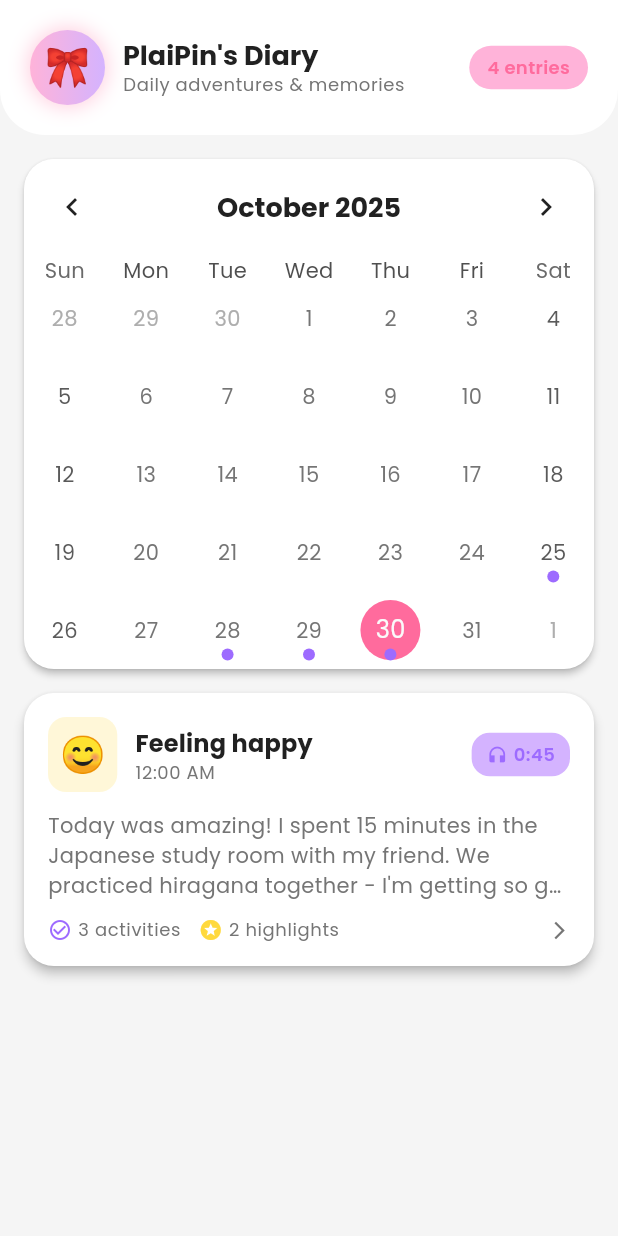
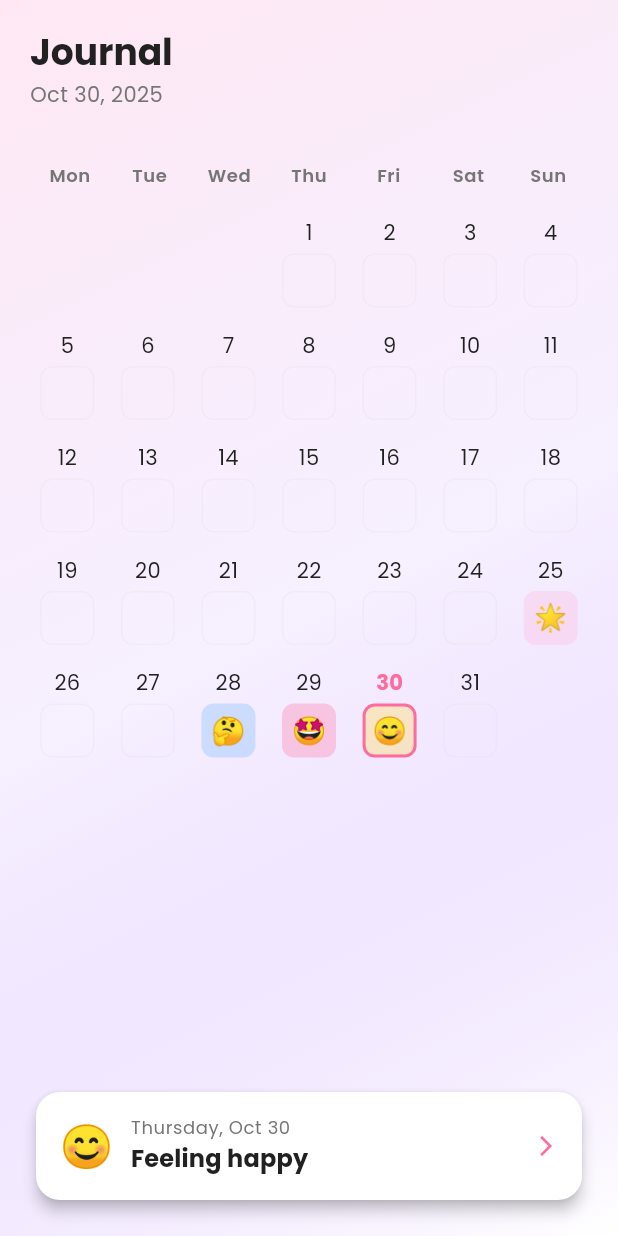
Before and after one commit to livinwater/plaipin-app, a Flutter app: the JournalScreen screen opened directly, on a phone screen of 412 x 824 dp. Run offline on Flutter 3.47's test engine with Material 3 defaults, Android fonts, the light colour scheme and no system bars; drawn by our look-alikes of table_calendar; our stand-ins replace app_links, flutter_blue_plus, flutter_dotenv, flutter_tts, google_fonts, shared_preferences and 1 more; missing offline and left inert: bs58, model_viewer_plus, pinenacl, privy_flutter, solana; accounts and stored records are empty.

Commit message:
Update Journal UI

```diff
--- a/mobile_app/lib/screens/journal_screen.dart
+++ b/mobile_app/lib/screens/journal_screen.dart
@@ -1,5 +1,4 @@
 import 'package:flutter/material.dart';
-import 'package:table_calendar/table_calendar.dart';
 import 'package:intl/intl.dart';
 import '../models/journal_entry.dart';
 import '../theme/app_theme.dart';
@@ -15,7 +14,6 @@ class JournalScreen extends StatefulWidget {
 }
 
 class _JournalScreenState extends State<JournalScreen> {
-  CalendarFormat _calendarFormat = CalendarFormat.month;
   DateTime _focusedDay = DateTime.now();
   DateTime? _selectedDay;
 
@@ -123,149 +121,193 @@ class _JournalScreenState extends State<JournalScreen> {
   @override
   Widget build(BuildContext context) {
     final selectedEntries = _selectedDay != null ? _getEntriesForDay(_selectedDay!) : [];
+    final hasSelectedEntry = selectedEntries.isNotEmpty;
 
     return Scaffold(
-      backgroundColor: AppTheme.lightGray,
-      body: SafeArea(
+      body: Container(
+        decoration: BoxDecoration(
+          gradient: LinearGradient(
+            begin: Alignment.topLeft,
+            end: Alignment.bottomRight,
+            colors: [
+              AppTheme.pastelPink.withOpacity(0.3),
+              AppTheme.pastelPurple.withOpacity(0.2),
+              AppTheme.white,
+            ],
+          ),
+        ),
+        child: SafeArea(
           child: Column(
+            crossAxisAlignment: CrossAxisAlignment.start,
             children: [
               // Header
-            Container(
-              padding: const EdgeInsets.all(20),
-              decoration: const BoxDecoration(
-                color: Colors.white,
-                borderRadius: BorderRadius.only(
-                  bottomLeft: Radius.circular(30),
-                  bottomRight: Radius.circular(30),
-                ),
-              ),
-              child: Column(
-                children: [
-                  Row(
-                    children: [
-                      Container(
-                        width: 50,
-                        height: 50,
-                        decoration: BoxDecoration(
-                          gradient: const LinearGradient(
-                            colors: [AppTheme.pastelPink, AppTheme.pastelPurple],
-                          ),
-                          shape: BoxShape.circle,
-                          boxShadow: [
-                            BoxShadow(
-                              color: AppTheme.primaryPink.withOpacity(0.3),
-                              blurRadius: 10,
-                              spreadRadius: 2,
-                            ),
-                          ],
-                        ),
-                        child: const Center(
-                          child: Text('🎀', style: TextStyle(fontSize: 24)),
-                        ),
-                      ),
-                      const SizedBox(width: 12),
-                      Expanded(
+              Padding(
+                padding: const EdgeInsets.all(20.0),
                 child: Column(
                   crossAxisAlignment: CrossAxisAlignment.start,
                   children: [
                     Text(
-                              'PlaiPin\'s Diary',
-                              style: Theme.of(context).textTheme.titleLarge?.copyWith(
+                      'Journal',
+                      style: Theme.of(context).textTheme.displaySmall?.copyWith(
                         fontWeight: FontWeight.bold,
+                        color: AppTheme.black,
                       ),
                     ),
+                    const SizedBox(height: 4),
                     Text(
-                              'Daily adventures & memories',
-                              style: Theme.of(context).textTheme.bodySmall?.copyWith(
+                      DateFormat('MMM d, y').format(_focusedDay),
+                      style: Theme.of(context).textTheme.bodyMedium?.copyWith(
                         color: AppTheme.darkGray,
                       ),
                     ),
                   ],
                 ),
               ),
-                      Container(
-                        padding: const EdgeInsets.symmetric(horizontal: 12, vertical: 6),
-                        decoration: BoxDecoration(
-                          color: AppTheme.pastelPink,
-                          borderRadius: BorderRadius.circular(20),
+
+              // Custom Calendar Grid
+              Expanded(
+                child: _buildCustomCalendar(),
               ),
+
+              // Preview card when day is selected
+              if (hasSelectedEntry)
+                _buildPreviewCard(selectedEntries.first),
+            ],
+          ),
+        ),
+      ),
+    );
+  }
+
+  Widget _buildCustomCalendar() {
+    // Get first day of month and number of days
+    final firstDayOfMonth = DateTime(_focusedDay.year, _focusedDay.month, 1);
+    final lastDayOfMonth = DateTime(_focusedDay.year, _focusedDay.month + 1, 0);
+    final daysInMonth = lastDayOfMonth.day;
+    final startWeekday = firstDayOfMonth.weekday % 7; // 0 = Sunday
+
+    return Padding(
+      padding: const EdgeInsets.symmetric(horizontal: 20.0),
+      child: Column(
+        children: [
+          // Week day headers
+          Padding(
+            padding: const EdgeInsets.symmetric(vertical: 16.0),
+            child: Row(
+              mainAxisAlignment: MainAxisAlignment.spaceAround,
+              children: ['Mon', 'Tue', 'Wed', 'Thu', 'Fri', 'Sat', 'Sun']
+                  .map((day) => Expanded(
+                        child: Center(
                           child: Text(
-                          '${_entries.length} entries',
-                          style: const TextStyle(
-                            fontSize: 12,
+                            day,
+                            style: Theme.of(context).textTheme.bodySmall?.copyWith(
+                              color: AppTheme.darkGray,
                               fontWeight: FontWeight.w600,
-                            color: AppTheme.primaryPink,
                             ),
+                          ),
+                        ),
+                      ))
+                  .toList(),
+            ),
+          ),
+
+          // Calendar grid
+          Expanded(
+            child: GridView.builder(
+              padding: EdgeInsets.zero,
+              gridDelegate: const SliverGridDelegateWithFixedCrossAxisCount(
+                crossAxisCount: 7,
+                childAspectRatio: 0.7,
+                crossAxisSpacing: 4,
+                mainAxisSpacing: 4,
+              ),
+              itemCount: 42, // 6 weeks max
+              itemBuilder: (context, index) {
+                final dayNumber = index - startWeekday + 1;
+
+                if (dayNumber < 1 || dayNumber > daysInMonth) {
+                  return const SizedBox.shrink();
+                }
+
+                final date = DateTime(_focusedDay.year, _focusedDay.month, dayNumber);
+                final isToday = _isSameDay(date, DateTime.now());
+                final isSelected = _isSameDay(date, _selectedDay);
+                final hasEntry = _hasEntryForDay(date);
+                final entry = hasEntry ? _getEntriesForDay(date).first : null;
+
+                return _buildDayCell(
+                  dayNumber,
+                  date,
+                  isToday: isToday,
+                  isSelected: isSelected,
+                  hasEntry: hasEntry,
+                  entry: entry,
+                );
+              },
             ),
           ),
         ],
       ),
-                ],
+    );
+  }
+
+  Widget _buildDayCell(
+    int day,
+    DateTime date, {
+    required bool isToday,
+    required bool isSelected,
+    required bool hasEntry,
+    JournalEntry? entry,
+  }) {
+    return GestureDetector(
+      onTap: () {
+        setState(() {
+          _selectedDay = date;
+        });
+      },
+      child: Container(
+        padding: const EdgeInsets.symmetric(horizontal: 2, vertical: 4),
+        child: Column(
+          mainAxisSize: MainAxisSize.min,
+          children: [
+            // Day number
+            Text(
+              '$day',
+              style: Theme.of(context).textTheme.bodyMedium?.copyWith(
+                color: isSelected ? AppTheme.primaryPink : AppTheme.black,
+                fontWeight: isToday || isSelected ? FontWeight.bold : FontWeight.normal,
+                fontSize: 14,
               ),
             ),
+            const SizedBox(height: 4),
 
-            // Calendar
-            Card(
-              margin: const EdgeInsets.all(16),
-              child: TableCalendar(
-                firstDay: DateTime.utc(2024, 1, 1),
-                lastDay: DateTime.utc(2025, 12, 31),
-                focusedDay: _focusedDay,
-                calendarFormat: _calendarFormat,
-                selectedDayPredicate: (day) => isSameDay(_selectedDay, day),
-                onDaySelected: (selectedDay, focusedDay) {
-                  setState(() {
-                    _selectedDay = selectedDay;
-                    _focusedDay = focusedDay;
-                  });
-                },
-                onFormatChanged: (format) {
-                  setState(() {
-                    _calendarFormat = format;
-                  });
-                },
-                onPageChanged: (focusedDay) {
-                  _focusedDay = focusedDay;
-                },
-                calendarStyle: CalendarStyle(
-                  todayDecoration: BoxDecoration(
-                    color: AppTheme.pastelPink,
-                    shape: BoxShape.circle,
-                  ),
-                  selectedDecoration: const BoxDecoration(
-                    color: AppTheme.primaryPink,
-                    shape: BoxShape.circle,
-                  ),
-                  markerDecoration: const BoxDecoration(
-                    color: AppTheme.primaryPurple,
-                    shape: BoxShape.circle,
-                  ),
-                  markersMaxCount: 1,
-                ),
-                headerStyle: HeaderStyle(
-                  formatButtonVisible: false,
-                  titleCentered: true,
-                  titleTextStyle: Theme.of(context).textTheme.titleLarge!.copyWith(
-                    fontWeight: FontWeight.bold,
+            // Entry indicator box - always show, empty or with emoji
+            Container(
+              width: 36,
+              height: 36,
+              decoration: BoxDecoration(
+                color: hasEntry && entry != null
+                    ? Color(int.parse(entry.moodColor.replaceFirst('#', '0xFF')))
+                        .withOpacity(0.3)
+                    : Colors.transparent,
+                borderRadius: BorderRadius.circular(8),
+                border: Border.all(
+                  color: isSelected
+                      ? AppTheme.primaryPink
+                      : hasEntry
+                          ? Colors.transparent
+                          : AppTheme.mediumGray.withOpacity(0.3),
+                  width: isSelected ? 2 : 1,
                 ),
               ),
-                eventLoader: (day) {
-                  return _hasEntryForDay(day) ? ['entry'] : [];
-                },
+              child: hasEntry && entry != null
+                  ? Center(
+                      child: Text(
+                        entry.moodEmoji,
+                        style: const TextStyle(fontSize: 18),
                       ),
-            ),
-
-            // Selected day's entries
-            Expanded(
-              child: selectedEntries.isEmpty
-                  ? _buildEmptyState()
-                  : ListView.builder(
-                      padding: const EdgeInsets.symmetric(horizontal: 16),
-                      itemCount: selectedEntries.length,
-                      itemBuilder: (context, index) {
-                        return _buildEntryCard(selectedEntries[index]);
-                      },
-                    ),
+                    )
+                  : null,
             ),
           ],
         ),
@@ -273,10 +315,14 @@ class _JournalScreenState extends State<JournalScreen> {
     );
   }
 
-  Widget _buildEntryCard(JournalEntry entry) {
-    return Card(
-      margin: const EdgeInsets.only(bottom: 16),
-      elevation: 3,
+  Widget _buildPreviewCard(JournalEntry entry) {
+    return Container(
+      margin: const EdgeInsets.fromLTRB(20, 8, 20, 20),
+      child: Card(
+        elevation: 4,
+        shape: RoundedRectangleBorder(
+          borderRadius: BorderRadius.circular(16),
+        ),
         child: InkWell(
           onTap: () {
             Navigator.push(
@@ -286,153 +332,55 @@ class _JournalScreenState extends State<JournalScreen> {
               ),
             );
           },
-        borderRadius: BorderRadius.circular(20),
+          borderRadius: BorderRadius.circular(16),
           child: Padding(
-          padding: const EdgeInsets.all(16.0),
-          child: Column(
-            crossAxisAlignment: CrossAxisAlignment.start,
+            padding: const EdgeInsets.all(16),
+            child: Row(
               children: [
-              Row(
-                children: [
-                  // Mood indicator
-                  Container(
-                    padding: const EdgeInsets.all(8),
-                    decoration: BoxDecoration(
-                      color: Color(int.parse(entry.moodColor.replaceFirst('#', '0xFF'))).withOpacity(0.2),
-                      borderRadius: BorderRadius.circular(12),
-                    ),
-                    child: Text(
+                // Mood emoji
+                Text(
                   entry.moodEmoji,
-                      style: const TextStyle(fontSize: 24),
-                    ),
+                  style: const TextStyle(fontSize: 28),
                 ),
                 const SizedBox(width: 12),
 
                 Expanded(
                   child: Column(
                     crossAxisAlignment: CrossAxisAlignment.start,
+                    mainAxisSize: MainAxisSize.min,
                     children: [
+                      Text(
+                        DateFormat('EEEE, MMM d').format(entry.date),
+                        style: Theme.of(context).textTheme.bodySmall?.copyWith(
+                          color: AppTheme.darkGray,
+                        ),
+                      ),
                       Text(
                         'Feeling ${entry.mood}',
                         style: Theme.of(context).textTheme.titleMedium?.copyWith(
                           fontWeight: FontWeight.bold,
                         ),
                       ),
-                        Text(
-                          DateFormat('h:mm a').format(entry.date),
-                          style: Theme.of(context).textTheme.bodySmall?.copyWith(
-                            color: AppTheme.darkGray,
-                          ),
-                        ),
                     ],
                   ),
                 ),
 
-                  // Audio indicator
-                  if (entry.hasAudio)
-                    Container(
-                      padding: const EdgeInsets.symmetric(horizontal: 10, vertical: 6),
-                      decoration: BoxDecoration(
-                        color: AppTheme.pastelPurple,
-                        borderRadius: BorderRadius.circular(12),
-                      ),
-                      child: Row(
-                        children: [
-                          const Icon(Icons.headphones, size: 14, color: AppTheme.primaryPurple),
-                          const SizedBox(width: 4),
-                          Text(
-                            entry.formattedDuration,
-                            style: const TextStyle(
-                              fontSize: 12,
-                              fontWeight: FontWeight.w600,
-                              color: AppTheme.primaryPurple,
-                            ),
+                // Arrow indicator
+                const Icon(
+                  Icons.arrow_forward_ios,
+                  size: 16,
+                  color: AppTheme.primaryPink,
                 ),
               ],
             ),
-                    ),
-                ],
-              ),
-
-              const SizedBox(height: 12),
-
-              // Preview text
-              Text(
-                entry.entryText,
-                maxLines: 3,
-                overflow: TextOverflow.ellipsis,
-                style: Theme.of(context).textTheme.bodyMedium,
-              ),
-
-              const SizedBox(height: 12),
-
-              // Activities count
-              Row(
-                children: [
-                  const Icon(Icons.check_circle_outline, size: 16, color: AppTheme.primaryPurple),
-                  const SizedBox(width: 4),
-                  Text(
-                    '${entry.activities.length} activities',
-                    style: Theme.of(context).textTheme.bodySmall?.copyWith(
-                      color: AppTheme.darkGray,
-                    ),
-                  ),
-                  const SizedBox(width: 12),
-                  const Icon(Icons.stars, size: 16, color: AppTheme.moodHappy),
-                  const SizedBox(width: 4),
-                  Text(
-                    '${entry.highlights.length} highlights',
-                    style: Theme.of(context).textTheme.bodySmall?.copyWith(
-                      color: AppTheme.darkGray,
-                    ),
-                  ),
-                  const Spacer(),
-                  const Icon(Icons.arrow_forward_ios, size: 14, color: AppTheme.darkGray),
-                ],
-              ),
-            ],
           ),
         ),
       ),
     );
   }
 
-  Widget _buildEmptyState() {
-    return Center(
-      child: Padding(
-        padding: const EdgeInsets.all(32.0),
-        child: Column(
-          mainAxisAlignment: MainAxisAlignment.center,
-          children: [
-            Container(
-              width: 100,
-              height: 100,
-              decoration: BoxDecoration(
-                color: AppTheme.lightGray,
-                shape: BoxShape.circle,
-              ),
-              child: const Icon(
-                Icons.auto_stories_outlined,
-                size: 50,
-                color: AppTheme.darkGray,
-              ),
-            ),
-            const SizedBox(height: 24),
-            Text(
-              'No Entry Yet',
-              style: Theme.of(context).textTheme.headlineMedium?.copyWith(
-                color: AppTheme.darkGray,
-              ),
-            ),
-            const SizedBox(height: 8),
-            Text(
-              'PlaiPin will write about this day\nwhen you have some activities!',
-              textAlign: TextAlign.center,
-              style: Theme.of(context).textTheme.bodyMedium,
-            ),
-          ],
-        ),
-      ),
-    );
+  bool _isSameDay(DateTime? a, DateTime? b) {
+    if (a == null || b == null) return false;
+    return a.year == b.year && a.month == b.month && a.day == b.day;
   }
 }
```
Lines whose indentation alone changed are shown as unchanged.
